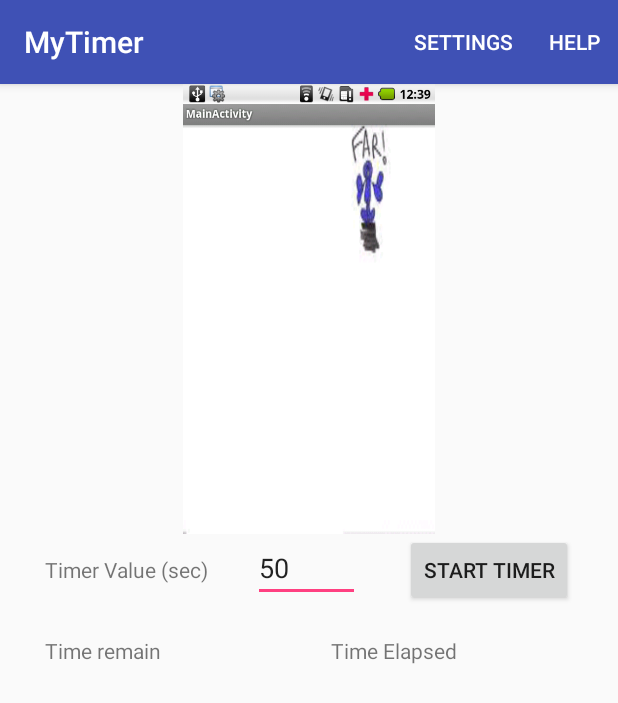
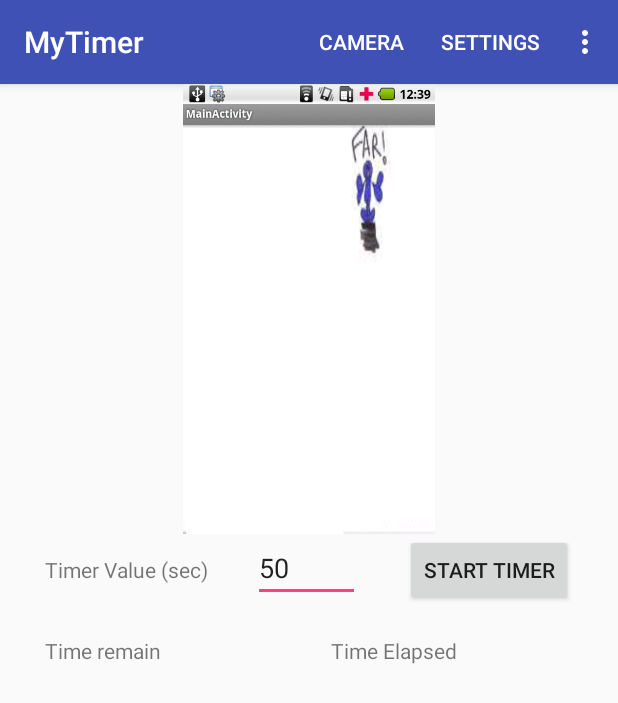
Before and after one commit to alfan-ntu/android_sensor_timer, an Android app: the screen it shows after launch (MainActivity), after a tap on "SETTINGS", on a phone screen of 412 x 824 dp. Shown: the top 703 px of the screen. Run offline under Robolectric (Android 15) with nearby library versions, the phone set to English and light mode, and no system bars.

Commit message:
demonstrate how to start camera to capture images

```diff
--- a/app/src/main/java/com/example/azadmin/mytimer/MainActivity.java
+++ b/app/src/main/java/com/example/azadmin/mytimer/MainActivity.java
@@ -1,12 +1,14 @@
 package com.example.azadmin.mytimer;
 
 import android.app.Activity;
+import android.content.Intent;
 import android.hardware.Sensor;
 import android.hardware.SensorEvent;
 import android.hardware.SensorEventListener;
 import android.hardware.SensorManager;
 import android.os.Bundle;
 import android.os.CountDownTimer;
+import android.provider.MediaStore;
 import android.support.v7.app.AppCompatActivity;
 import android.util.Log;
 import android.view.Menu;
@@ -34,6 +36,7 @@ public class MainActivity extends AppCompatActivity implements SensorEventListen
         private long timeElapsed;
         private final long startTime = 50000;
         private final long interval = 1000;
+        private static final int REQUEST_TAKE_PHOTO = 1;
 
 /*
     Per http://developer.android.com/reference/android/app/Activity.html
@@ -57,9 +60,6 @@ public class MainActivity extends AppCompatActivity implements SensorEventListen
  */
 
             timerValueEditText = (EditText) findViewById(R.id.timerValueField);
-//            startTimeInSec = Integer.parseInt(timerValueEditText.getText().toString());
-//            Log.d("Start Time in Sec.", timerValueEditText.getText().toString());
-//            myCountDownTimer = new MyCountDownTimer(startTime, interval);
             buttonStartReset = (Button) findViewById(R.id.buttonReset);
             buttonStartReset.setOnClickListener(new View.OnClickListener(){
                     @Override
@@ -129,9 +129,18 @@ public class MainActivity extends AppCompatActivity implements SensorEventListen
         int id = item.getItemId();
 
         if(id == R.id.action_settings){
-            Toast.makeText(this, "Setting menu...", Toast.LENGTH_LONG).show();
+            Toast.makeText(this, "Setting menu...", Toast.LENGTH_SHORT).show();
         } else if (id == R.id.action_help){
-            Toast.makeText(this, "Help menu...", Toast.LENGTH_LONG).show();
+            Toast.makeText(this, "Help menu...", Toast.LENGTH_SHORT).show();
+        } else if (id == R.id.action_camera) {
+            Toast.makeText(this, "Camera...", Toast.LENGTH_SHORT).show();
+/*
+    Demonstrate how to capture image
+ */
+            Intent intent = new Intent();
+            intent.setAction(MediaStore.ACTION_IMAGE_CAPTURE);
+            startActivityForResult(intent, REQUEST_TAKE_PHOTO);
+            Log.d("maoyi debug", MediaStore.ACTION_IMAGE_CAPTURE);
         }
         return super.onOptionsItemSelected(item);
 
--- a/app/src/main/res/menu/menu_main.xml
+++ b/app/src/main/res/menu/menu_main.xml
@@ -1,8 +1,11 @@
 <menu xmlns:android="http://schemas.android.com/apk/res/android"
     xmlns:app="http://schemas.android.com/apk/res-auto"
     xmlns:tools="http://schemas.android.com/tools" tools:context=".MainActivity">
+    <item android:id="@+id/action_camera" android:title="@string/action_camera"
+        android:orderInCategory="100" app:showAsAction="ifRoom" />
     <item android:id="@+id/action_settings" android:title="@string/action_settings"
-        android:orderInCategory="100" app:showAsAction="ifRoom" />
-    <item android:id="@+id/action_help" android:title="Help"
         android:orderInCategory="101" app:showAsAction="ifRoom" />
+    <item android:id="@+id/action_help" android:title="@string/action_help"
+        android:orderInCategory="102" app:showAsAction="ifRoom" />
+
 </menu>
--- a/app/src/main/res/values/strings.xml
+++ b/app/src/main/res/values/strings.xml
@@ -1,6 +1,8 @@
 <resources>
     <string name="app_name">MyTimer</string>
     <string name="action_settings">Settings</string>
+    <string name="action_camera">Camera</string>
+    <string name="action_help">Help</string>
     <string name="edit_message">Enter a message</string>
     <string name="button_send">Send</string>
 </resources>
```
